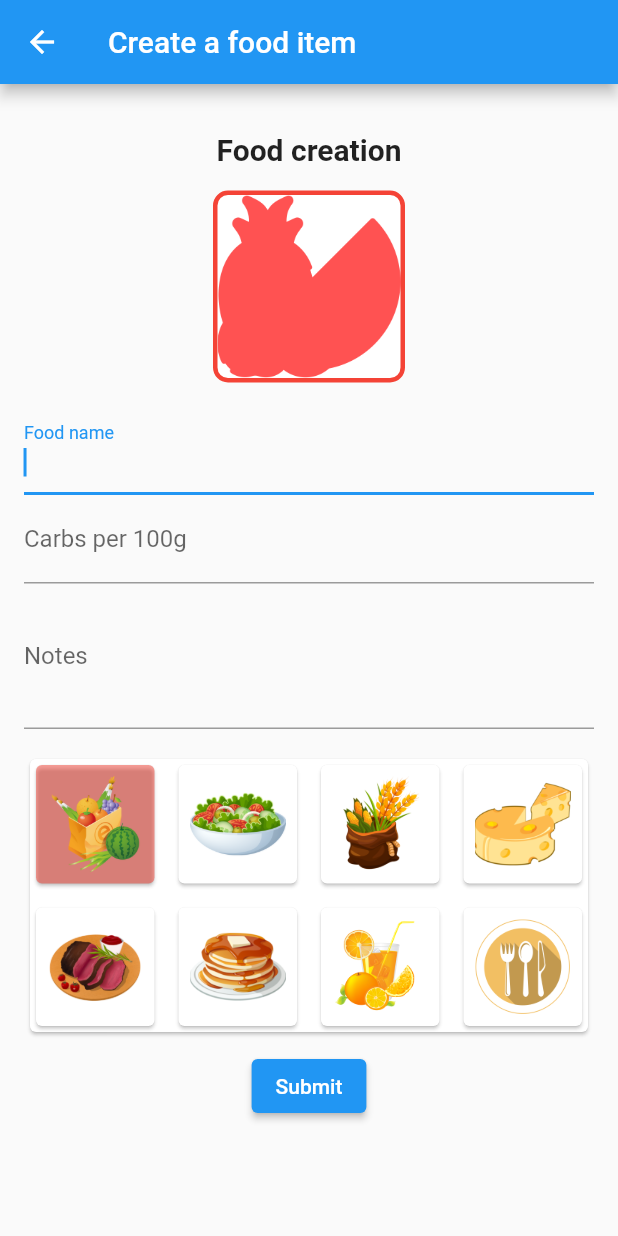
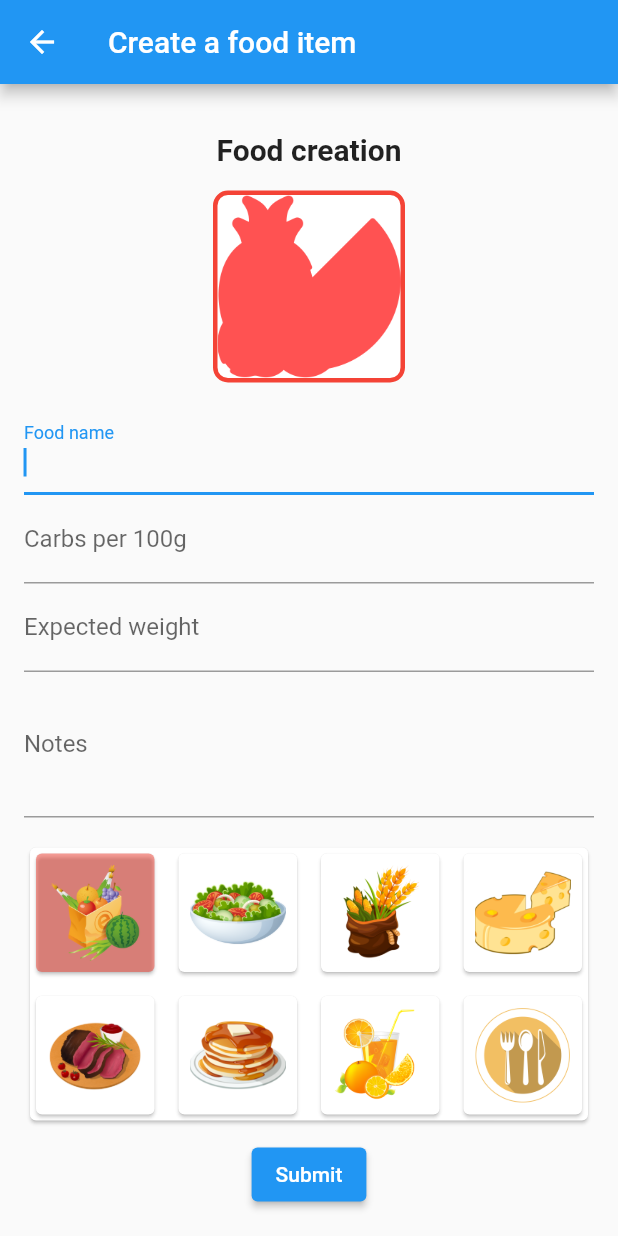
Before and after one commit to jfletcher20/sugar_tracker, a Flutter app: the screen it shows after launch, after a tap on the "food bank" icon, on a phone screen of 412 x 824 dp. Run offline on Flutter 3.47's test engine with Material 2 defaults, Android fonts, the phone set to English and light mode, and no system bars; our stand-ins replace image_picker, share_plus, sqflite; accounts and stored records are empty.

Commit message:
Minor design changes, food deletion handling.

```diff
--- a/lib/data/models/m_food.dart
+++ b/lib/data/models/m_food.dart
@@ -15,10 +15,10 @@ import 'package:sugar_tracker/data/models/m_food_category.dart';
 
 class Food {
   int id = -1;
-  String? name;
+  String name = "Unknown";
   FoodCategory foodCategory = FoodCategory(name: "Unknown");
   double carbs = 0;
-  double? weight;
+  double weight = 0;
   String picture = "";
   String? notes;
   int _amount = 0;
@@ -33,10 +33,10 @@ class Food {
 
   Food({
     this.id = -1,
-    this.name,
+    this.name = "Unknown",
     required this.foodCategory,
     this.carbs = 0,
-    this.weight,
+    this.weight = 0,
     this.picture = "",
     this.notes,
     int amount = 0,
--- a/lib/presentation/widgets/food/w_food_form.dart
+++ b/lib/presentation/widgets/food/w_food_form.dart
@@ -21,6 +21,7 @@ class _FoodFormWidgetState extends State<FoodFormWidget> {
   // text controllers for each text field
   late final TextEditingController _nameController;
   late final TextEditingController _carbsController;
+  late final TextEditingController _weightController;
   late final TextEditingController _notesController;
   late Food food;
 
@@ -33,7 +34,9 @@ class _FoodFormWidgetState extends State<FoodFormWidget> {
     super.initState();
     food = widget.food;
     _carbsController = TextEditingController(text: food.carbs > 0 ? food.carbs.toString() : "");
-    _nameController = TextEditingController(text: food.name ?? "");
+    _nameController = TextEditingController(text: food.name != "Unknown" ? food.name : "");
+    _weightController =
+        TextEditingController(text: food.weight > 0 ? food.weight.round().toString() : "");
     _notesController = TextEditingController(text: food.notes);
     if (widget.useAsTemplate) {
       food.id = -1;
@@ -58,6 +61,7 @@ class _FoodFormWidgetState extends State<FoodFormWidget> {
                     const SizedBox(height: 16),
                     _nameInput(),
                     _carbsInput(),
+                    _weightInput(),
                     _notesInput(),
                     const SizedBox(height: 16),
                     _categories(),
@@ -174,7 +178,7 @@ class _FoodFormWidgetState extends State<FoodFormWidget> {
         return null;
       },
       onChanged: (value) => food.name = value,
-      onSaved: (value) => food.name = value,
+      onSaved: (value) => food.name = value ?? "Unknown",
     );
   }
 
@@ -183,7 +187,29 @@ class _FoodFormWidgetState extends State<FoodFormWidget> {
       decoration: const InputDecoration(labelText: "Carbs per 100g"),
       controller: _carbsController,
       keyboardType: TextInputType.number,
+      inputFormatters: limitDecimals,
+      validator: (value) => value == null || value.isEmpty ? "Please enter a value" : null,
+      onChanged: (value) => food.carbs = double.tryParse(value) ?? 0,
+      onSaved: (value) => food.carbs = double.tryParse(value ?? "0") ?? 0,
+    );
+  }
+
+  TextFormField _weightInput() {
+    return TextFormField(
+      decoration: const InputDecoration(labelText: "Expected weight"),
+      controller: _weightController,
+      keyboardType: TextInputType.number,
       inputFormatters: [
+        FilteringTextInputFormatter.digitsOnly,
+        LengthLimitingTextInputFormatter(6),
+      ],
+      onChanged: (value) => food.weight = double.tryParse(value) ?? 0,
+      onSaved: (value) => food.weight = double.tryParse(value ?? "0") ?? 0,
+    );
+  }
+
+  List<TextInputFormatter> get limitDecimals {
+    return <TextInputFormatter>[
       LengthLimitingTextInputFormatter(4),
       TextInputFormatter.withFunction((oldValue, newValue) {
         if (newValue.text.contains(",")) {
@@ -212,16 +238,7 @@ class _FoodFormWidgetState extends State<FoodFormWidget> {
         }
         return newValue;
       }),
-      ],
-      validator: (value) {
-        if (value == null || value.isEmpty) {
-          return "Please enter a value";
-        }
-        return null;
-      },
-      onChanged: (value) => food.carbs = double.tryParse(value) ?? 0,
-      onSaved: (value) => food.carbs = double.tryParse(value ?? "0") ?? 0,
-    );
+    ];
   }
 
   TextFormField _notesInput() {
--- a/lib/presentation/widgets/food/w_food_selector.dart
+++ b/lib/presentation/widgets/food/w_food_selector.dart
@@ -42,7 +42,7 @@ class _FoodSelectorWidgetState extends State<FoodSelectorWidget> {
   }
 
   ListView listView() {
-    widget.meal.food.sort((a, b) => a.name!.compareTo(b.name!));
+    widget.meal.food.sort((a, b) => a.name.compareTo(b.name));
     widget.meal.food.sort((a, b) => a.foodCategory.name.compareTo(b.foodCategory.name));
     List<Food> selected = [];
     List<Food> unselected = [];
@@ -54,7 +54,7 @@ class _FoodSelectorWidgetState extends State<FoodSelectorWidget> {
       }
     }
     selected.sort((a, b) => b.amount.compareTo(a.amount));
-    selected.sort((a, b) => a.name!.compareTo(b.name!));
+    selected.sort((a, b) => a.name.compareTo(b.name));
     selected.sort((a, b) => a.foodCategory.name.compareTo(b.foodCategory.name));
     widget.meal.food = selected + unselected;
     return ListView.builder(
--- a/lib/presentation/widgets/food_category/w_dgv_food_category.dart
+++ b/lib/presentation/widgets/food_category/w_dgv_food_category.dart
@@ -39,6 +39,7 @@ class FoodCategoryGridViewState extends State<FoodCategoryGridView> {
     }
     return GridView(
       shrinkWrap: true,
+      physics: const NeverScrollableScrollPhysics(),
       gridDelegate: SliverGridDelegateWithFixedCrossAxisCount(
         crossAxisCount: widget.crossAxisCount,
         mainAxisSpacing: 8,
```
Also changed, not shown: lib/data/api/u_api_food.dart (+9 -1 lines), lib/presentation/widgets/food/w_dgv_foods.dart (+10 -7 lines), lib/presentation/widgets/food/w_food_count.dart (+26 -3 lines), lib/presentation/widgets/meal/w_meal_form.dart (+21 -6 lines). Lines whose indentation alone changed are shown as unchanged.
